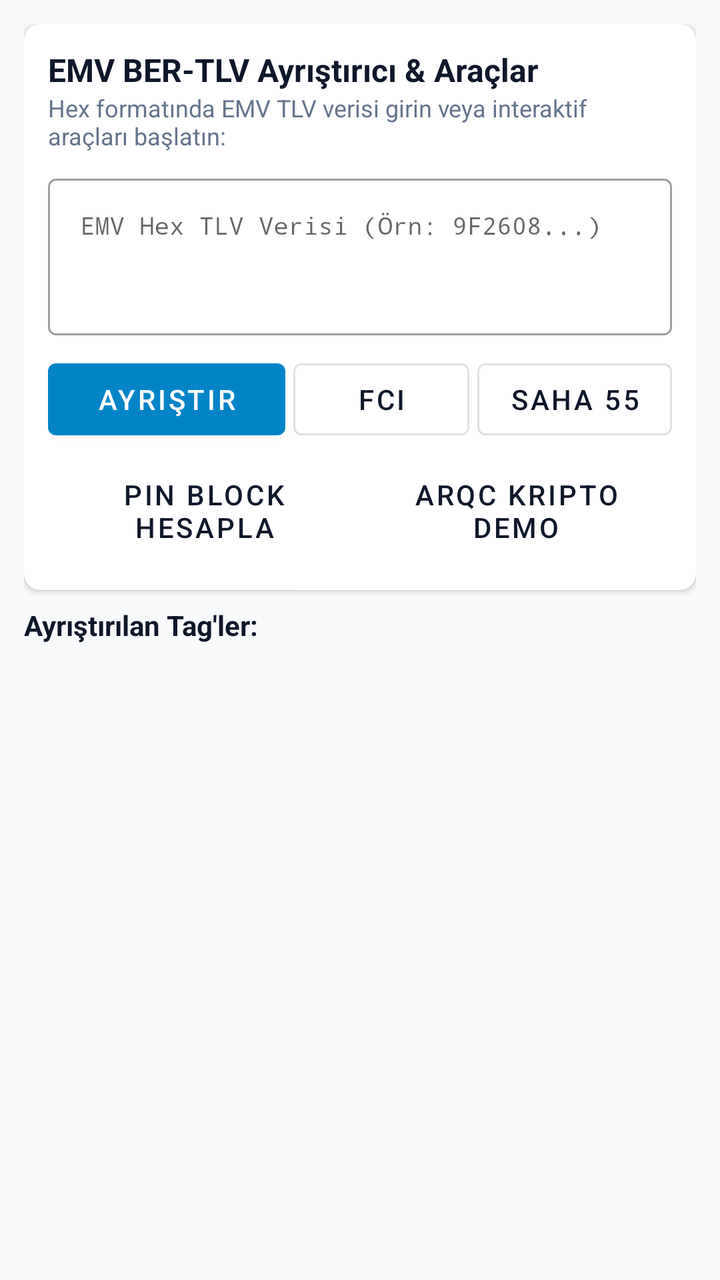
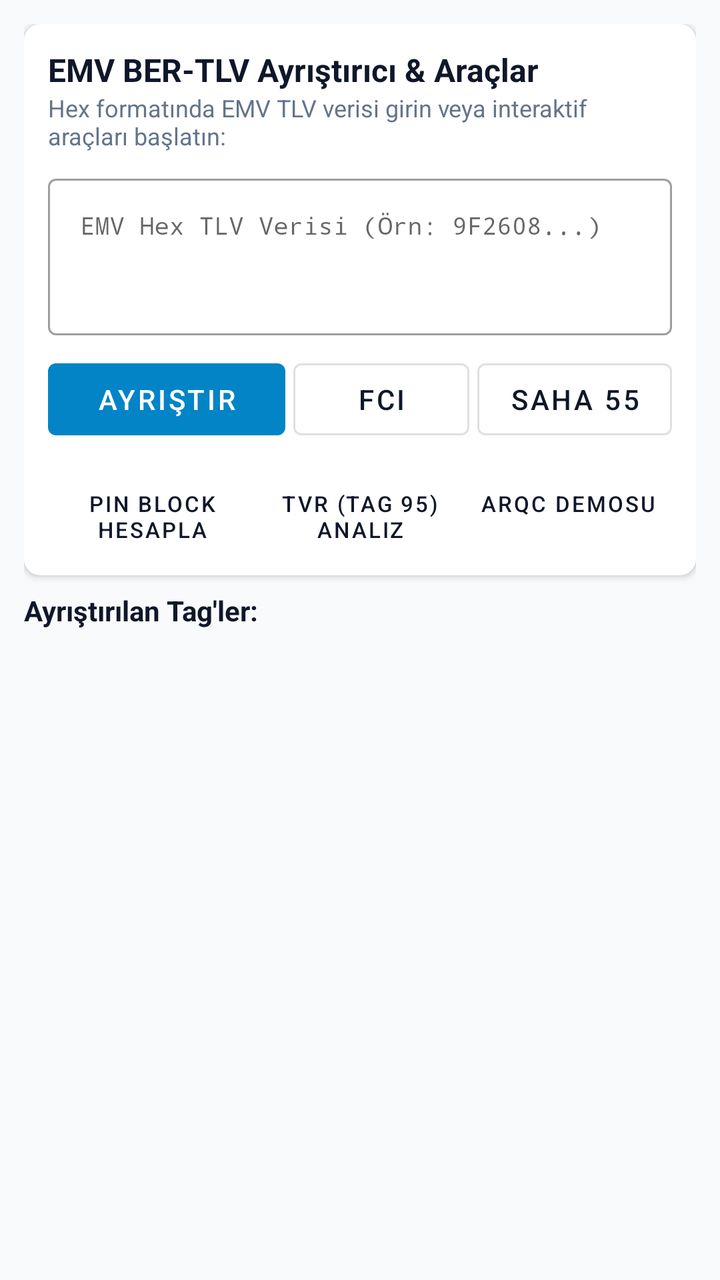

Two renders of the same Android screen: before a commit and after it. Below are the layout's source before the change and the commit's diff.
<!-- AndroidManifest.xml: application theme Theme.BankingExample -->
<!-- res/layout/fragment_emv_tlv.xml -->
<?xml version="1.0" encoding="utf-8"?>
<LinearLayout xmlns:android="http://schemas.android.com/apk/res/android"
    xmlns:app="http://schemas.android.com/apk/res-auto"
    android:layout_width="match_parent"
    android:layout_height="match_parent"
    android:orientation="vertical"
    android:padding="12dp">

    <com.google.android.material.card.MaterialCardView
        android:layout_width="match_parent"
        android:layout_height="wrap_content"
        app:cardCornerRadius="8dp"
        app:cardElevation="2dp"
        android:layout_marginBottom="8dp">

        <LinearLayout
            android:layout_width="match_parent"
            android:layout_height="wrap_content"
            android:orientation="vertical"
            android:padding="12dp">

            <TextView
                android:layout_width="wrap_content"
                android:layout_height="wrap_content"
                android:text="EMV BER-TLV Ayrıştırıcı &amp; Araçlar"
                android:textColor="@color/primary"
                android:textSize="16sp"
                android:textStyle="bold" />

            <TextView
                android:layout_width="wrap_content"
                android:layout_height="wrap_content"
                android:text="Hex formatında EMV TLV verisi girin veya interaktif araçları başlatın:"
                android:textColor="@color/text_secondary"
                android:textSize="12sp"
                android:layout_marginBottom="8dp" />

            <com.google.android.material.textfield.TextInputLayout
                android:layout_width="match_parent"
                android:layout_height="wrap_content"
                style="@style/Widget.MaterialComponents.TextInputLayout.OutlinedBox">

                <com.google.android.material.textfield.TextInputEditText
                    android:id="@+id/etTlvInput"
                    android:layout_width="match_parent"
                    android:layout_height="wrap_content"
                    android:hint="EMV Hex TLV Verisi (Örn: 9F2608...)"
                    android:fontFamily="monospace"
                    android:textSize="12sp"
                    android:lines="3"
                    android:gravity="top|start" />
            </com.google.android.material.textfield.TextInputLayout>

            <LinearLayout
                android:layout_width="match_parent"
                android:layout_height="wrap_content"
                android:orientation="horizontal"
                android:layout_marginTop="8dp">

                <com.google.android.material.button.MaterialButton
                    android:id="@+id/btnParseTlv"
                    android:layout_width="0dp"
                    android:layout_height="wrap_content"
                    android:layout_weight="1"
                    android:text="Ayrıştır"
                    app:backgroundTint="@color/accent" />

                <com.google.android.material.button.MaterialButton
                    android:id="@+id/btnSampleFci"
                    style="@style/Widget.MaterialComponents.Button.OutlinedButton"
                    android:layout_width="wrap_content"
                    android:layout_height="wrap_content"
                    android:layout_marginStart="4dp"
                    android:text="FCI" />

                <com.google.android.material.button.MaterialButton
                    android:id="@+id/btnSampleF55"
                    style="@style/Widget.MaterialComponents.Button.OutlinedButton"
                    android:layout_width="wrap_content"
                    android:layout_height="wrap_content"
                    android:layout_marginStart="4dp"
                    android:text="Saha 55" />
            </LinearLayout>

            
            <LinearLayout
                android:layout_width="match_parent"
                android:layout_height="wrap_content"
                android:orientation="horizontal"
                android:layout_marginTop="4dp">

                <com.google.android.material.button.MaterialButton
                    android:id="@+id/btnPinBlockTool"
                    style="@style/Widget.MaterialComponents.Button.TextButton"
                    android:layout_width="0dp"
                    android:layout_height="wrap_content"
                    android:layout_weight="1"
                    android:text="PIN Block Hesapla" />

                <com.google.android.material.button.MaterialButton
                    android:id="@+id/btnArqcCalcTool"
                    style="@style/Widget.MaterialComponents.Button.TextButton"
                    android:layout_width="0dp"
                    android:layout_height="wrap_content"
                    android:layout_weight="1"
                    android:text="ARQC Kripto Demo" />
            </LinearLayout>
        </LinearLayout>
    </com.google.android.material.card.MaterialCardView>

    <TextView
        android:id="@+id/tvParsedCount"
        android:layout_width="wrap_content"
        android:layout_height="wrap_content"
        android:text="Ayrıştırılan Tag'ler:"
        android:textColor="@color/primary"
        android:textStyle="bold"
        android:layout_marginBottom="4dp" />

    <androidx.recyclerview.widget.RecyclerView
        android:id="@+id/rvTlvTree"
        android:layout_width="match_parent"
        android:layout_height="match_parent"
        android:scrollbars="vertical" />

</LinearLayout>
<!-- resources referenced by this layout -->
<resources>
  <color name="accent">#0284C7</color>
  <color name="primary">#0F172A</color>
  <color name="text_secondary">#64748B</color>
  <style name="Theme.BankingExample" parent="Theme.MaterialComponents.DayNight.NoActionBar">
          <item name="colorPrimary">@color/primary</item>
          <item name="colorPrimaryDark">@color/primary_dark</item>
          <item name="colorAccent">@color/accent</item>
          <item name="android:windowBackground">@color/background_light</item>
      </style>
  <color name="primary_dark">#020617</color>
  <color name="background_light">#F8FAFC</color>
</resources>

<!-- the commit's change to res/layout/fragment_emv_tlv.xml (unified diff, before → after) -->
@@ -95,7 +95,17 @@
                     android:layout_width="0dp"
                     android:layout_height="wrap_content"
                     android:layout_weight="1"
+                    android:textSize="11sp"
                     android:text="PIN Block Hesapla" />
+
+                <com.google.android.material.button.MaterialButton
+                    android:id="@+id/btnTvrEditorTool"
+                    style="@style/Widget.MaterialComponents.Button.TextButton"
+                    android:layout_width="0dp"
+                    android:layout_height="wrap_content"
+                    android:layout_weight="1"
+                    android:textSize="11sp"
+                    android:text="TVR (Tag 95) Analiz" />
 
                 <com.google.android.material.button.MaterialButton
                     android:id="@+id/btnArqcCalcTool"
@@ -103,7 +113,8 @@
                     android:layout_width="0dp"
                     android:layout_height="wrap_content"
                     android:layout_weight="1"
-                    android:text="ARQC Kripto Demo" />
+                    android:textSize="11sp"
+                    android:text="ARQC Demosu" />
             </LinearLayout>
         </LinearLayout>
     </com.google.android.material.card.MaterialCardView>
